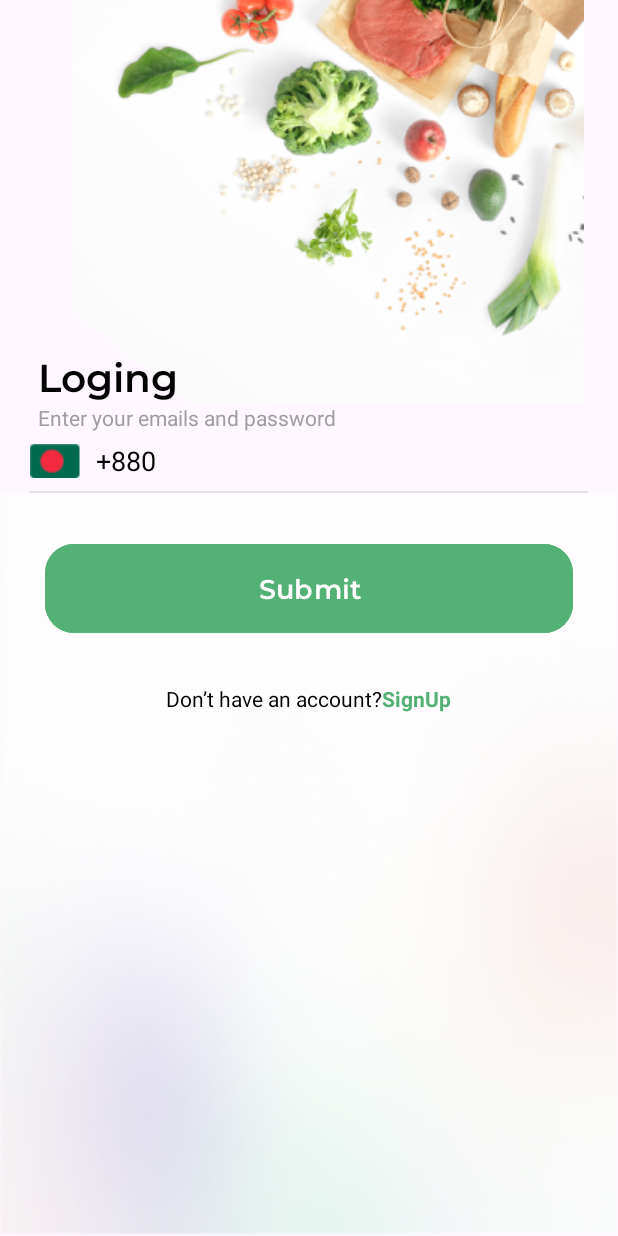
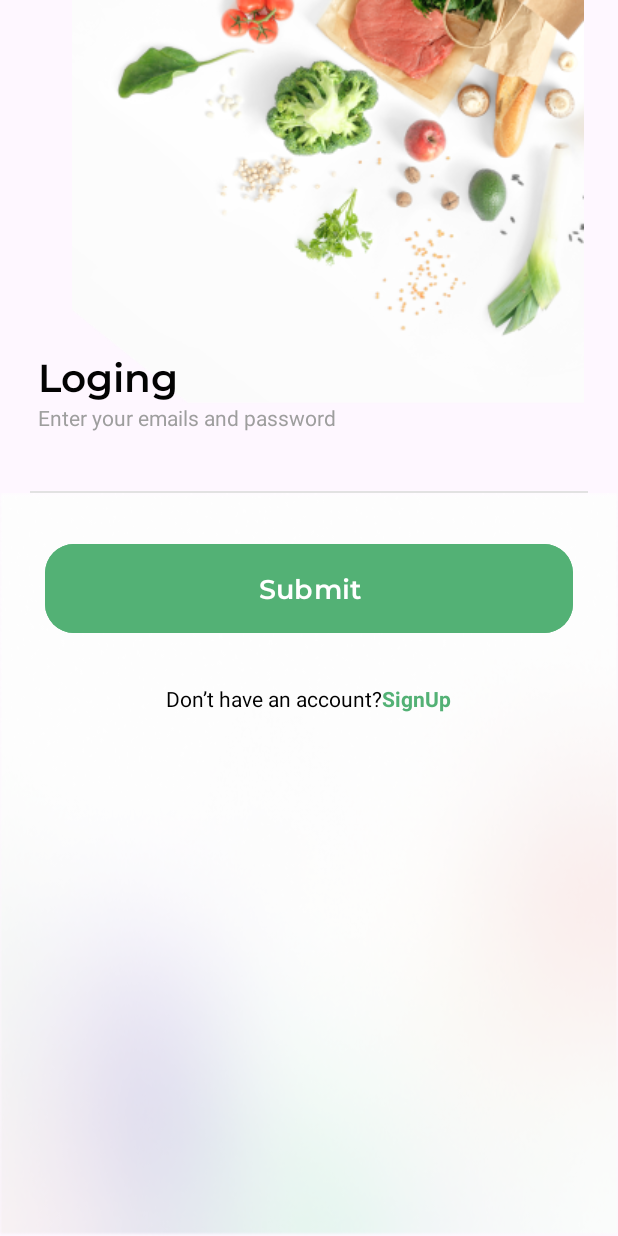
Before and after one commit to prianka02/Nectar-Groceries-App, an Android app: the LoginActivity screen opened directly, with no data from a screen before it, on a phone screen of 412 x 824 dp. Run offline under Robolectric (Android 15) with nearby library versions, the phone set to English and light mode, and no system bars.

Commit message:
Authentication View Created

```diff
--- a/app/src/main/res/layout/activity_login.xml
+++ b/app/src/main/res/layout/activity_login.xml
@@ -48,22 +48,6 @@
         android:layout_marginRight="20dp"
         android:gravity="center_vertical"
         >
-        <!-- Country Flag -->
-        <ImageView
-            android:id="@+id/country_flag"
-            android:layout_width="33.97dp"
-            android:layout_height="23.7dp"
-            android:src="@drawable/flag"
-            android:contentDescription="@string/country_flag"/>
-        <TextView
-            android:layout_width="42dp"
-            android:layout_height="29dp"
-            android:gravity="center_vertical"
-            android:textSize="18sp"
-            android:textColor="@color/prefix_color_text"
-            android:text="+880 "
-            android:layout_marginLeft="10dp"
-            />
 
         <!-- Phone Number Input Field -->
         <EditText
```
